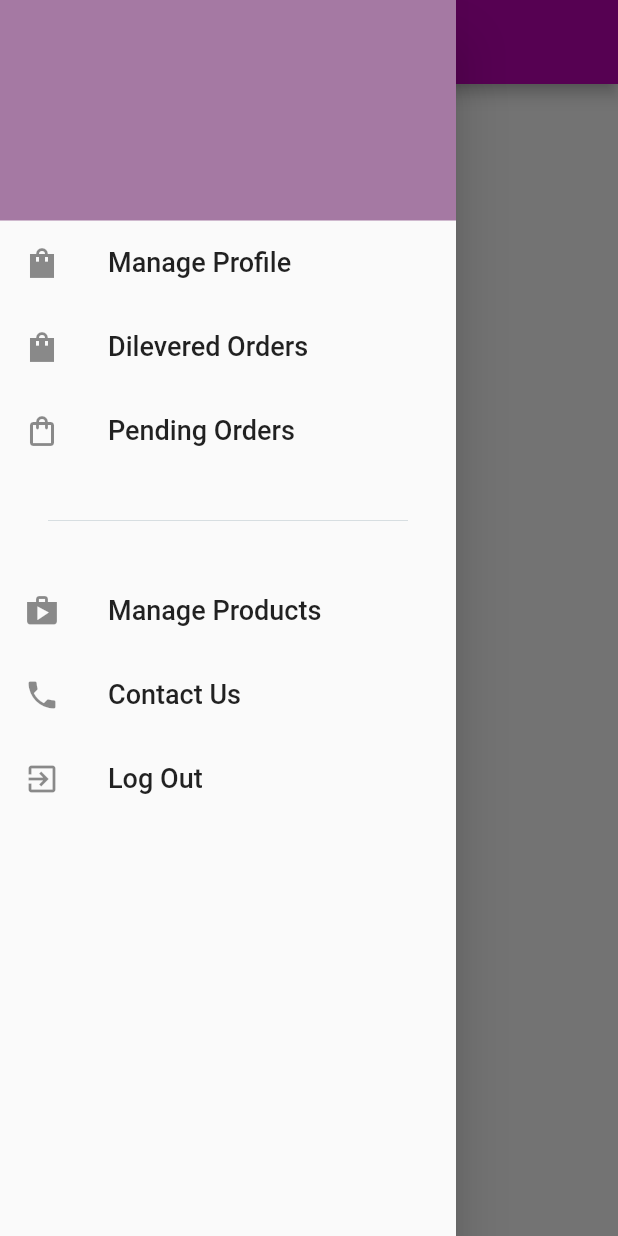
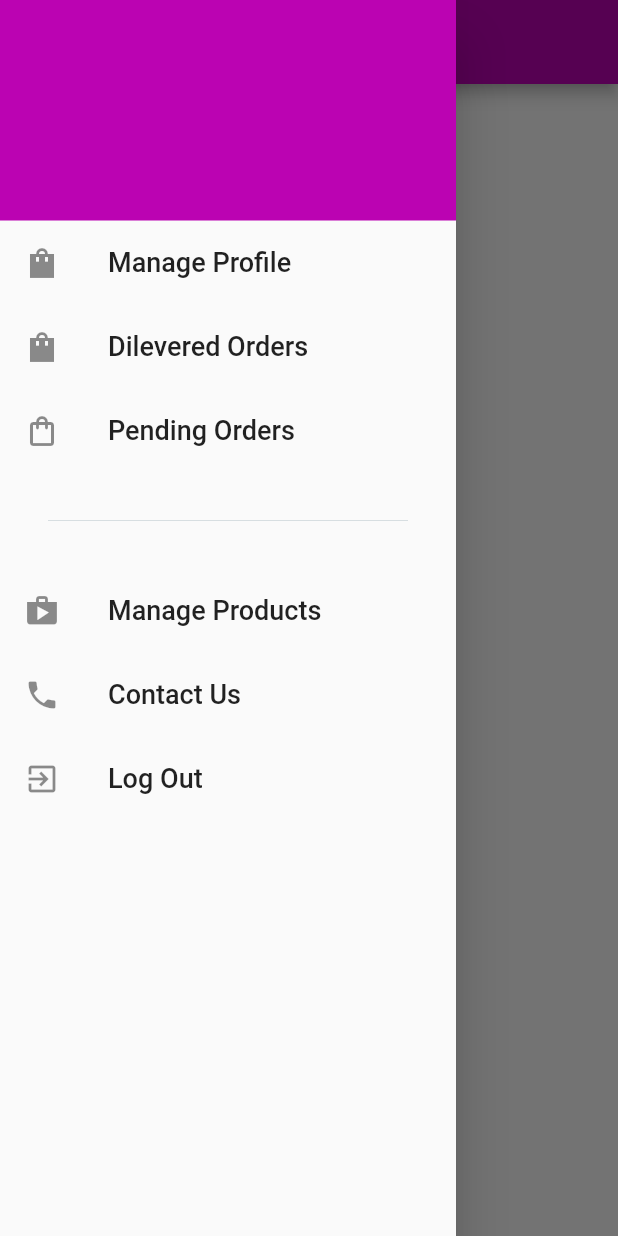
Before and after one commit to Abdullah0322/FYP_v1, a Flutter app: the DileveredOrders screen opened directly, with the side drawer open, on a phone screen of 412 x 824 dp. Run offline on Flutter 3.47's test engine with Material 2 defaults, Android fonts, the phone set to English and light mode, and no system bars; our stand-ins replace animated_bottom_navigation_bar, cached_network_image, carousel_slider, cloud_firestore, curved_navigation_bar, dropdown_formfield and 16 more; missing offline and left inert: flutter_animated_dialog, grouped_buttons; accounts and stored records are empty.

Commit message:
Update Seller_drawer.dart

```diff
--- a/clickandpick/lib/SellerDashboard/Seller_drawer.dart
+++ b/clickandpick/lib/SellerDashboard/Seller_drawer.dart
@@ -49,7 +49,7 @@ class _SellerDrawerState extends State<SellerDrawer> {
                 Container(
                   width: double.infinity,
                   padding: EdgeInsets.all(40),
-                  color: Color(0xFFA579A3),
+                  color: Color(0xFFBB03B2),
                   child: Column(
                     children: <Widget>[
                       Container(
```
